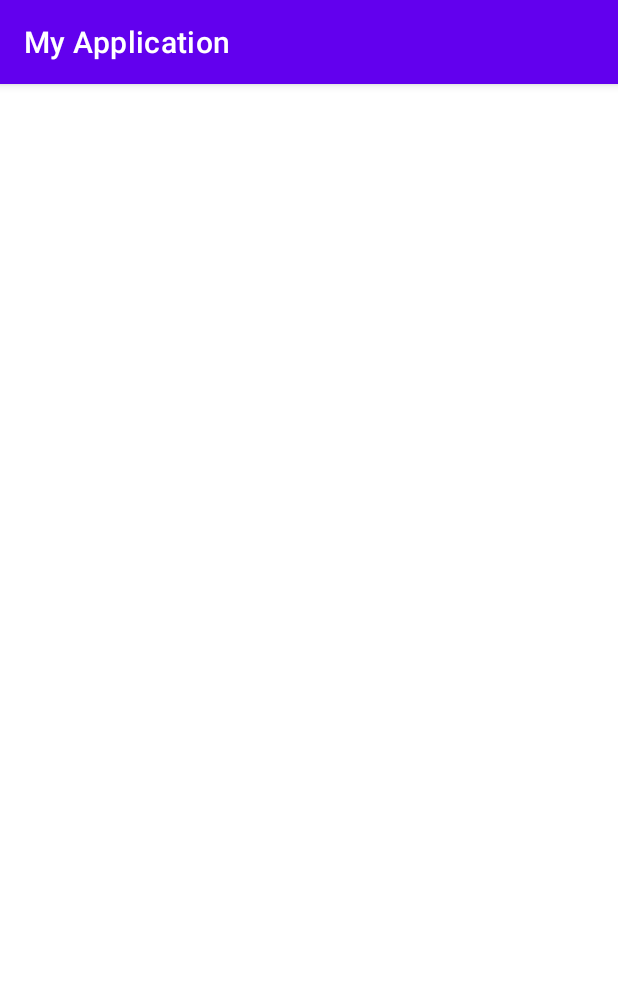
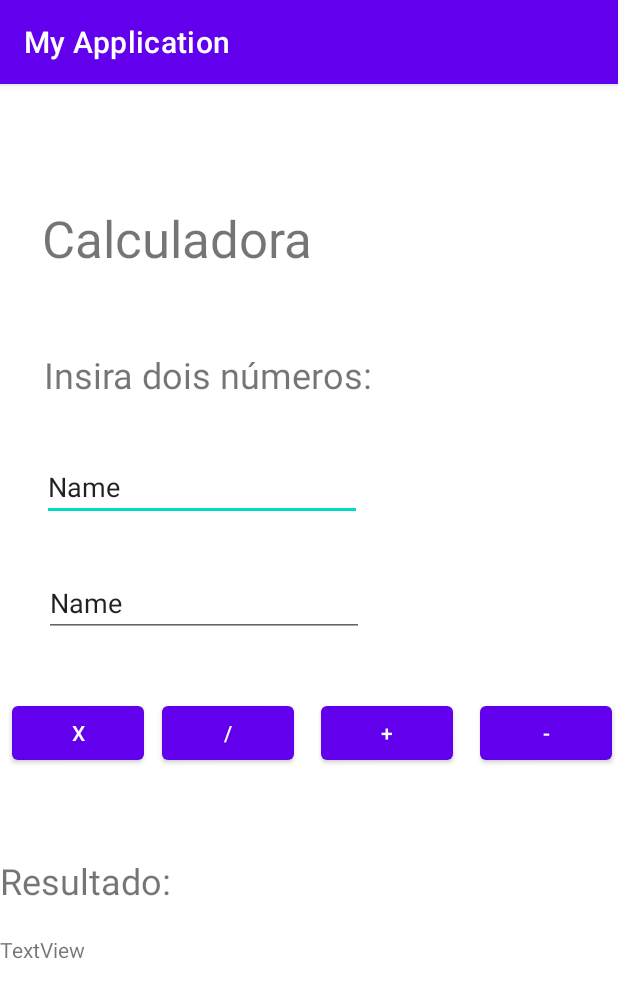
Before and after one commit to Lellonardo/MyApplicationWagner2, an Android app: the TelaP screen opened directly, with no data from a screen before it, on a phone screen of 412 x 824 dp. Shown: the top 998 px of the screen. Run offline under Robolectric (Android 15) with nearby library versions, the phone set to English and light mode, and no system bars.

Commit message:
atualização na tela p e para abrir ela

```diff
--- a/app/src/main/java/com/example/myapplication/MainActivity.java
+++ b/app/src/main/java/com/example/myapplication/MainActivity.java
@@ -62,12 +62,12 @@ public class MainActivity extends AppCompatActivity {
     public void Logar(){
        try{
             bancoDados = openOrCreateDatabase("usuario", MODE_PRIVATE, null);
-            String sql = "SELECT * from users WHERE login ='" + txtLogin.getText().toString() + "' AND senha ='" + txtSenha.getText().toString();
+            String sql = "SELECT * from users WHERE login ='" + txtLogin.getText().toString() + "' AND senha ='" + txtSenha.getText().toString()+"'";
             Cursor cursor = bancoDados.rawQuery(sql, null);
-            /*if(cursor.getCount()>0){
-            /*    Intent intent = new Intent(this,TelaP.class);
+            if(cursor.getCount()>0) {
+                Intent intent = new Intent(this, TelaP.class);
                 startActivity(intent);
-            }*/
+            }
 
             } catch (Exception e){
                 e.printStackTrace();
--- a/app/src/main/java/com/example/myapplication/TelaCadastro.java
+++ b/app/src/main/java/com/example/myapplication/TelaCadastro.java
@@ -41,12 +41,12 @@ public class TelaCadastro extends AppCompatActivity {
         if(!TextUtils.isEmpty(txtLogin2.getText().toString())){
             try{
                 bancoDados = openOrCreateDatabase("usuario", MODE_PRIVATE, null);
-                String sql = "INSERT INTO users (title,studio) VALUES (?,?)";
+                String sql = "INSERT INTO users (login,senha) VALUES (?,?)";
                 SQLiteStatement stmt = bancoDados.compileStatement(sql);
                 stmt.bindString(1,txtLogin2.getText().toString());
                 stmt.bindString(2,txtSenha.getText().toString());
-                stmt.bindString(3,txtConfirmaSenha.getText().toString());
-                if(txtSenha == txtConfirmaSenha) {
+
+                if(txtSenha.getText().toString().equals(txtConfirmaSenha.getText().toString())) {
                     stmt.executeInsert();
                     bancoDados.close();
                     finish();
--- a/app/src/main/res/layout/activity_tela_p.xml
+++ b/app/src/main/res/layout/activity_tela_p.xml
@@ -6,4 +6,123 @@
     android:layout_height="match_parent"
     tools:context=".TelaP">
 
+    <EditText
+        android:id="@+id/txtNum1"
+        android:layout_width="wrap_content"
+        android:layout_height="wrap_content"
+        android:layout_marginStart="29dp"
+        android:layout_marginTop="36dp"
+        android:layout_marginEnd="172dp"
+        android:ems="10"
+        android:inputType="textPersonName"
+        android:text="Name"
+        app:layout_constraintEnd_toEndOf="parent"
+        app:layout_constraintStart_toStartOf="parent"
+        app:layout_constraintTop_toBottomOf="@+id/textView6" />
+
+    <EditText
+        android:id="@+id/txtNum2"
+        android:layout_width="wrap_content"
+        android:layout_height="wrap_content"
+        android:layout_marginStart="29dp"
+        android:layout_marginTop="32dp"
+        android:layout_marginEnd="172dp"
+        android:ems="10"
+        android:inputType="textPersonName"
+        android:text="Name"
+        app:layout_constraintEnd_toEndOf="parent"
+        app:layout_constraintHorizontal_bias="0.0"
+        app:layout_constraintStart_toStartOf="parent"
+        app:layout_constraintTop_toBottomOf="@+id/txtNum1" />
+
+    <TextView
+        android:id="@+id/textView5"
+        android:layout_width="wrap_content"
+        android:layout_height="wrap_content"
+        android:layout_marginStart="28dp"
+        android:layout_marginTop="80dp"
+        android:layout_marginEnd="203dp"
+        android:text="Calculadora"
+        android:textSize="34sp"
+        app:layout_constraintEnd_toEndOf="parent"
+        app:layout_constraintHorizontal_bias="1.0"
+        app:layout_constraintStart_toStartOf="parent"
+        app:layout_constraintTop_toTopOf="parent" />
+
+    <TextView
+        android:id="@+id/textView6"
+        android:layout_width="wrap_content"
+        android:layout_height="wrap_content"
+        android:layout_marginStart="29dp"
+        android:layout_marginTop="52dp"
+        android:layout_marginEnd="165dp"
+        android:text="Insira dois números:"
+        android:textSize="24sp"
+        app:layout_constraintEnd_toEndOf="parent"
+        app:layout_constraintHorizontal_bias="0.0"
+        app:layout_constraintStart_toStartOf="parent"
+        app:layout_constraintTop_toBottomOf="@+id/textView5" />
+
+    <Button
+        android:id="@+id/button2"
+        android:layout_width="wrap_content"
+        android:layout_height="wrap_content"
+        android:layout_marginStart="8dp"
+        android:layout_marginTop="40dp"
+        android:text="/"
+        app:layout_constraintEnd_toStartOf="@+id/button3"
+        app:layout_constraintStart_toEndOf="@+id/button"
+        app:layout_constraintTop_toBottomOf="@+id/txtNum2" />
+
+    <Button
+        android:id="@+id/button3"
+        android:layout_width="wrap_content"
+        android:layout_height="wrap_content"
+        android:layout_marginStart="13dp"
+        android:layout_marginTop="40dp"
+        android:layout_marginEnd="14dp"
+        android:text="+"
+        app:layout_constraintEnd_toStartOf="@+id/button4"
+        app:layout_constraintStart_toEndOf="@+id/button2"
+        app:layout_constraintTop_toBottomOf="@+id/txtNum2" />
+
+    <Button
+        android:id="@+id/button"
+        android:layout_width="wrap_content"
+        android:layout_height="wrap_content"
+        android:layout_marginStart="4dp"
+        android:layout_marginTop="40dp"
+        android:text="X"
+        app:layout_constraintEnd_toStartOf="@+id/button2"
+        app:layout_constraintStart_toStartOf="parent"
+        app:layout_constraintTop_toBottomOf="@+id/txtNum2" />
+
+    <Button
+        android:id="@+id/button4"
+        android:layout_width="wrap_content"
+        android:layout_height="wrap_content"
+        android:layout_marginTop="40dp"
+        android:text="-"
+        app:layout_constraintEnd_toEndOf="parent"
+        app:layout_constraintStart_toEndOf="@+id/button3"
+        app:layout_constraintTop_toBottomOf="@+id/txtNum2" />
+
+    <TextView
+        android:id="@+id/textView7"
+        android:layout_width="wrap_content"
+        android:layout_height="wrap_content"
+        android:layout_marginTop="58dp"
+        android:text="Resultado:"
+        android:textSize="24sp"
+        app:layout_constraintTop_toBottomOf="@+id/button2"
+        tools:layout_editor_absoluteX="29dp" />
+
+    <TextView
+        android:id="@+id/textView8"
+        android:layout_width="181dp"
+        android:layout_height="97dp"
+        android:layout_marginTop="20dp"
+        android:text="TextView"
+        app:layout_constraintTop_toBottomOf="@+id/textView7"
+        tools:layout_editor_absoluteX="95dp" />
 </androidx.constraintlayout.widget.ConstraintLayout>
```
